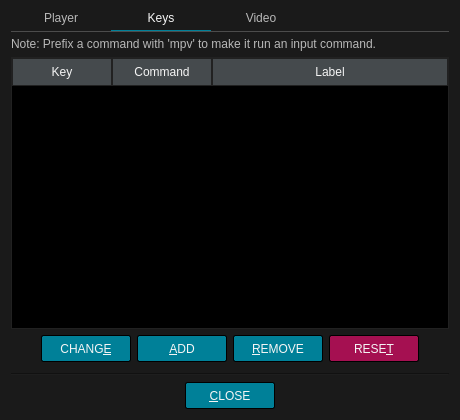
Before: the Qt Designer form src/ui/preferencesdialog.ui in u8sand/Baka-MPlayer, drawn with Qt 5.
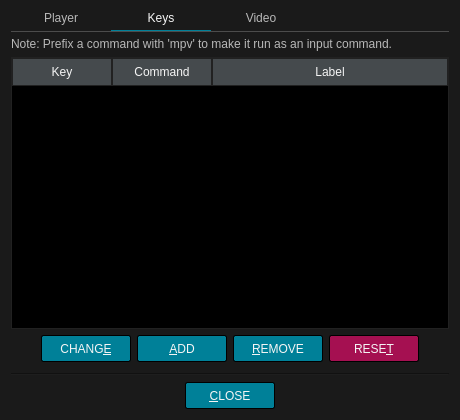
After: the same form once the commit is applied. The open tabs and pages were chosen to show the change. Icons and pictures are not drawn.

Commit message: preferencesdialog.ui: input key hint text wording

The edit to the form file:
```diff
--- a/src/ui/preferencesdialog.ui
+++ b/src/ui/preferencesdialog.ui
@@ -388,7 +388,7 @@
 }</string>
          </property>
          <property name="text">
-          <string>Note: Prefix a command with 'mpv' to make it run an input command.</string>
+          <string>Note: Prefix a command with 'mpv' to make it run as an input command.</string>
          </property>
          <property name="wordWrap">
           <bool>true</bool>
```
